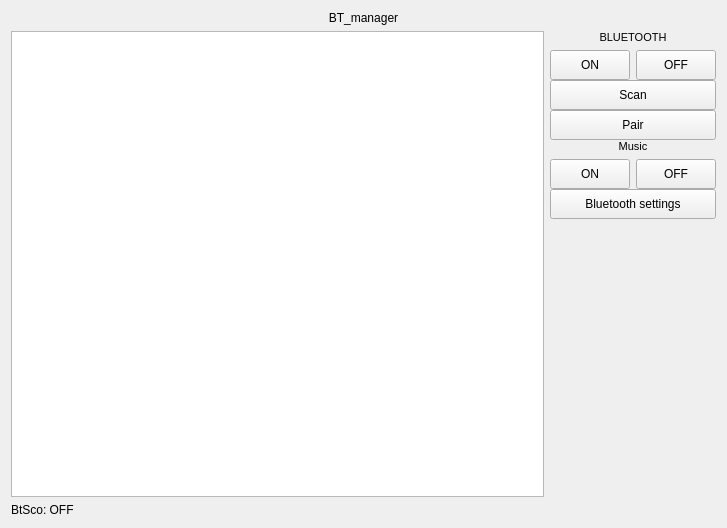
Qt form widget.ui (veodev/qt_bluetooth_manager) before a commit.
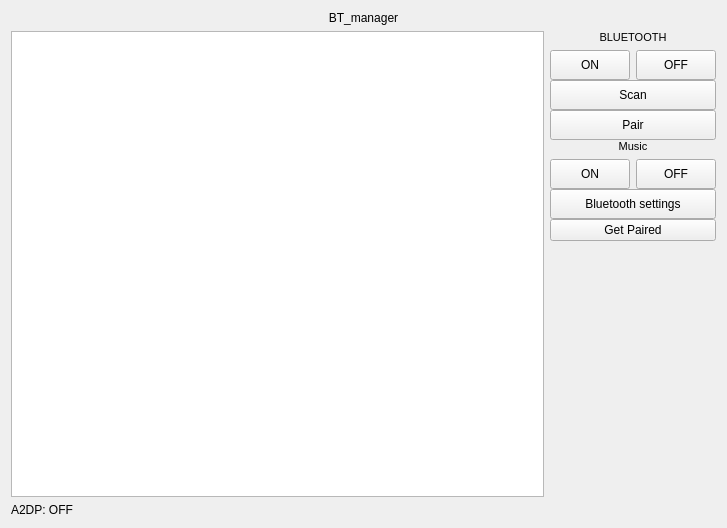
The same form after that commit.

Commit message: Add check connection A2DP and get pairedDevices jni

```diff
--- a/widget.ui
+++ b/widget.ui
@@ -210,6 +210,13 @@
          </property>
         </widget>
        </item>
+       <item>
+        <widget class="QPushButton" name="getPairedButton">
+         <property name="text">
+          <string>Get Paired</string>
+         </property>
+        </widget>
+       </item>
        <item>
         <spacer name="verticalSpacer">
          <property name="orientation">
@@ -230,7 +237,7 @@
    <item>
     <widget class="QLabel" name="btScoLabel">
      <property name="text">
-      <string>BtSco: OFF</string>
+      <string>A2DP: OFF</string>
      </property>
     </widget>
    </item>
```
Left out of the diff: 2 changed lines with no effect on the pictures. The commit also changes 3 other files.
